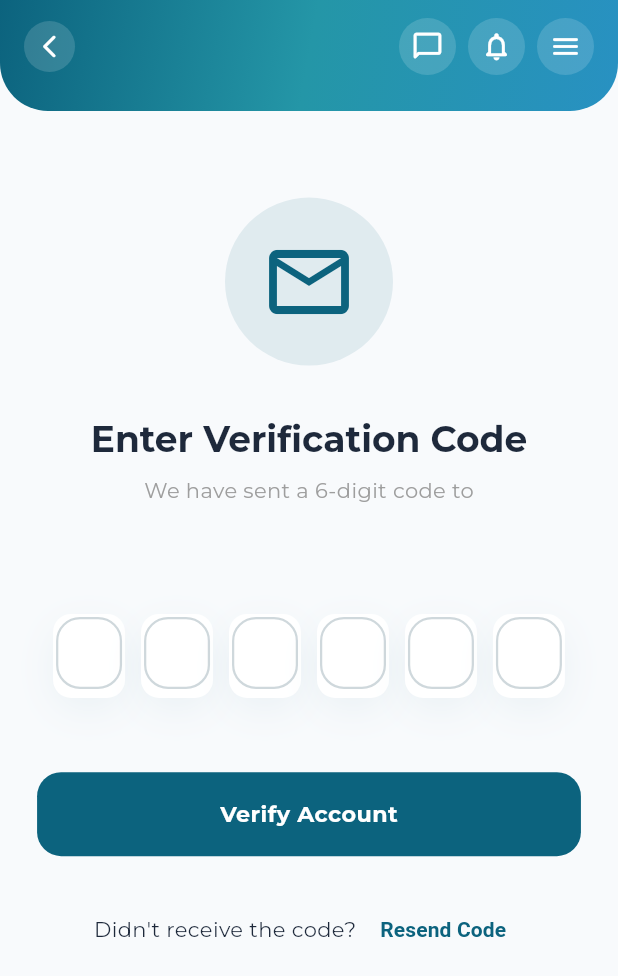
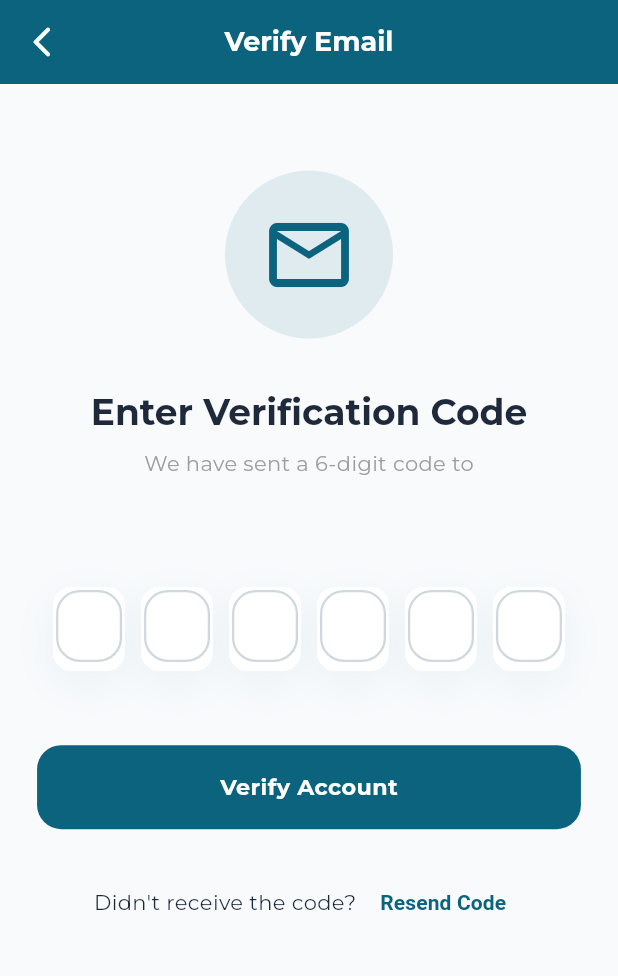
Before and after one commit to shehryar-ahmed44172/MediFind_FYP_Project, a Flutter app: the EmailVerificationScreen screen opened by its route, on a phone screen of 412 x 824 dp. Shown: the top 976 px of the screen. Run offline on Flutter 3.47's test engine with Material 3 defaults, Android fonts, the phone set to English and light mode, and no system bars; our stand-ins replace connectivity_plus, dio, file_picker, firebase_core, firebase_messaging, flutter_riverpod and 15 more; missing offline and left inert: record; accounts and stored records are empty; project files that could hold a hidden picture were left out.

Commit message:
replace full AppHeader with minimal AppBar on OTP verification screen
Auth screens (email verification, reset-password OTP) should not show
navigation icons intended for logged-in users. The AppHeader always
rendered the chat bubble, notification bell, and hamburger menu
regardless of showLogout/showProfile flags, which looked unprofessional
on an unauthenticated flow. Replaced with a clean AppBar: teal
background, centered bold title, single back arrow — matching the
reset_password_otp_screen pattern.

```diff
--- a/lib/presentation/screens/auth/email_verification_screen.dart
+++ b/lib/presentation/screens/auth/email_verification_screen.dart
@@ -4,7 +4,6 @@
 import 'package:medifind_mobile_application/core/utils/responsive.dart';
 import '../../providers/auth_provider.dart';
 import '../../theme/app_theme.dart';
-import '../../widgets/common/app_header.dart';
 
 class EmailVerificationScreen extends ConsumerStatefulWidget {
   final String email;
@@ -160,12 +159,25 @@
     final theme = Theme.of(context);
 
     return Scaffold(
-      appBar: const AppHeader(
-        greetingOverride: 'Verify Email',
-        canPop: true,
-        backPathOverride: '/login',
-        showLogout: false,
-        showProfile: false,
+      appBar: AppBar(
+        title: const Text(
+          'Verify Email',
+          style: TextStyle(fontWeight: FontWeight.bold, color: Colors.white),
+        ),
+        centerTitle: true,
+        backgroundColor: AppColors.primary,
+        foregroundColor: Colors.white,
+        elevation: 0,
+        leading: IconButton(
+          icon: const Icon(Icons.arrow_back_ios_new_rounded, color: Colors.white),
+          onPressed: () {
+            if (Navigator.of(context).canPop()) {
+              Navigator.of(context).pop();
+            } else {
+              context.go('/login');
+            }
+          },
+        ),
       ),
       body: SingleChildScrollView(
         padding: EdgeInsets.all(3.hp),
```
